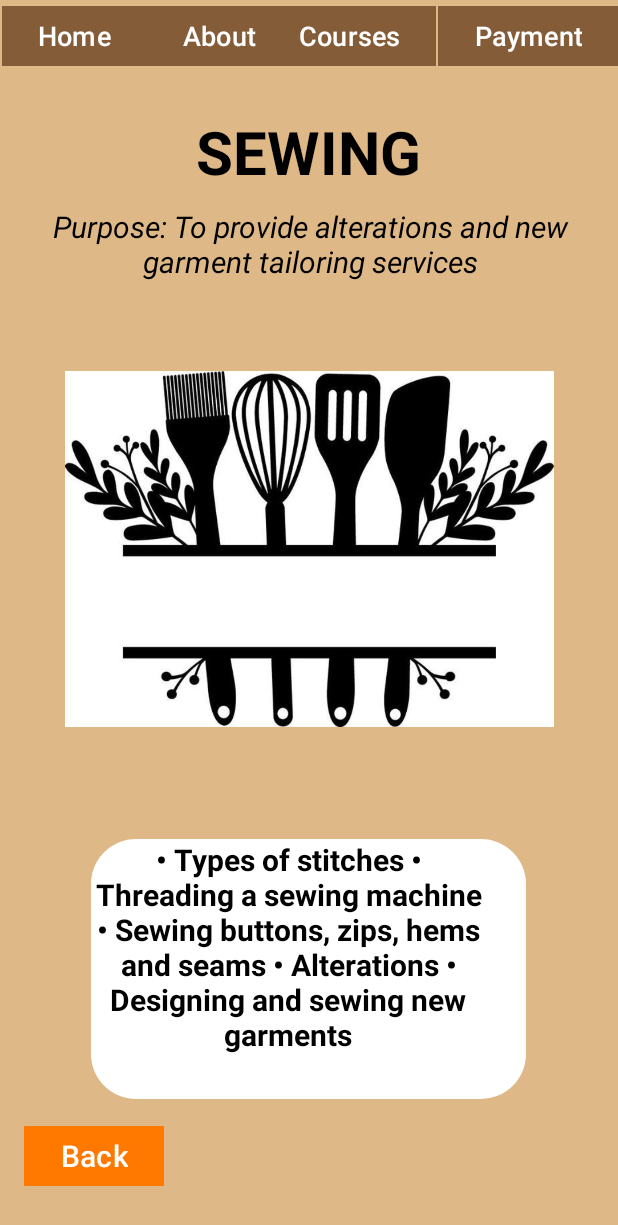
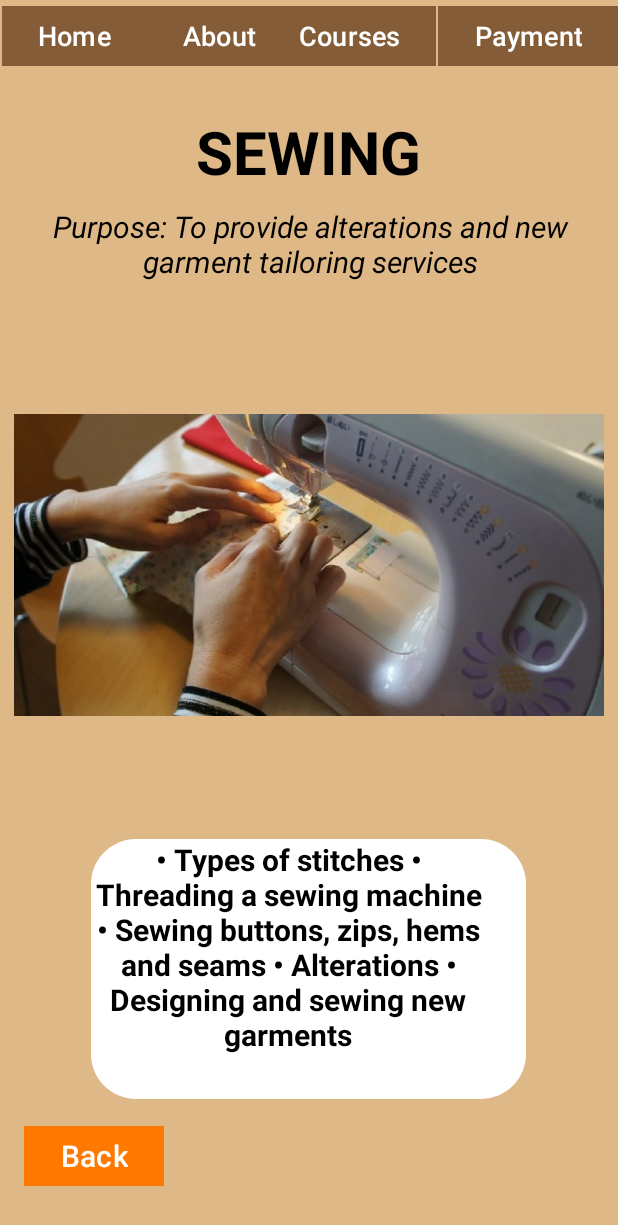
Before and after one commit to Jared-Jantjies-ST10456871/XHAW_Group_13_Project, an Android app: the SewingActivity screen opened directly, with no data from a screen before it, on a phone screen of 412 x 824 dp. Shown: the top 1225 px of the screen. Run offline under Robolectric (Android 15) with nearby library versions, the phone set to English and light mode, and no system bars.

Commit message:
Second Commmit

```diff
--- a/app/src/main/res/layout/activity_sewing.xml
+++ b/app/src/main/res/layout/activity_sewing.xml
@@ -122,16 +122,16 @@
 
     <ImageView
         android:id="@+id/imageView3"
-        android:layout_width="347dp"
-        android:layout_height="237dp"
-        android:layout_marginStart="32dp"
-        android:layout_marginTop="14dp"
-        android:layout_marginEnd="32dp"
-        android:layout_marginBottom="29dp"
+        android:layout_width="393dp"
+        android:layout_height="248dp"
+        android:layout_marginStart="9dp"
+        android:layout_marginTop="19dp"
+        android:layout_marginEnd="9dp"
+        android:layout_marginBottom="13dp"
         app:layout_constraintBottom_toTopOf="@+id/relativeLayout2"
         app:layout_constraintEnd_toEndOf="parent"
         app:layout_constraintStart_toStartOf="parent"
         app:layout_constraintTop_toBottomOf="@+id/sewingPurposeText"
-        app:srcCompat="@drawable/cooking2" />
+        app:srcCompat="@drawable/sewingimage" />
 
 </androidx.constraintlayout.widget.ConstraintLayout>
```
Also changed, not shown: app/src/main/res/layout/activity_cooking.xml (+8 -7 lines), app/src/main/res/layout/activity_first_aid.xml (+7 -7 lines), app/src/main/res/layout/activity_garden_maintenance.xml (+7 -7 lines), app/src/main/res/layout/activity_landscaping.xml (+7 -7 lines).
